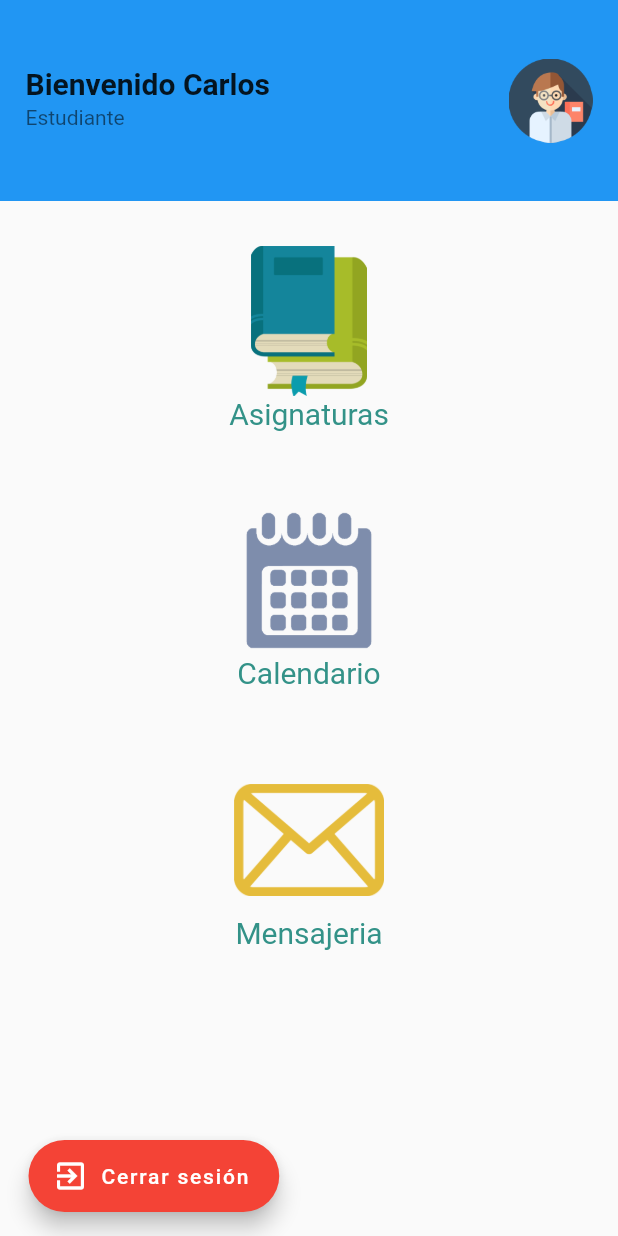
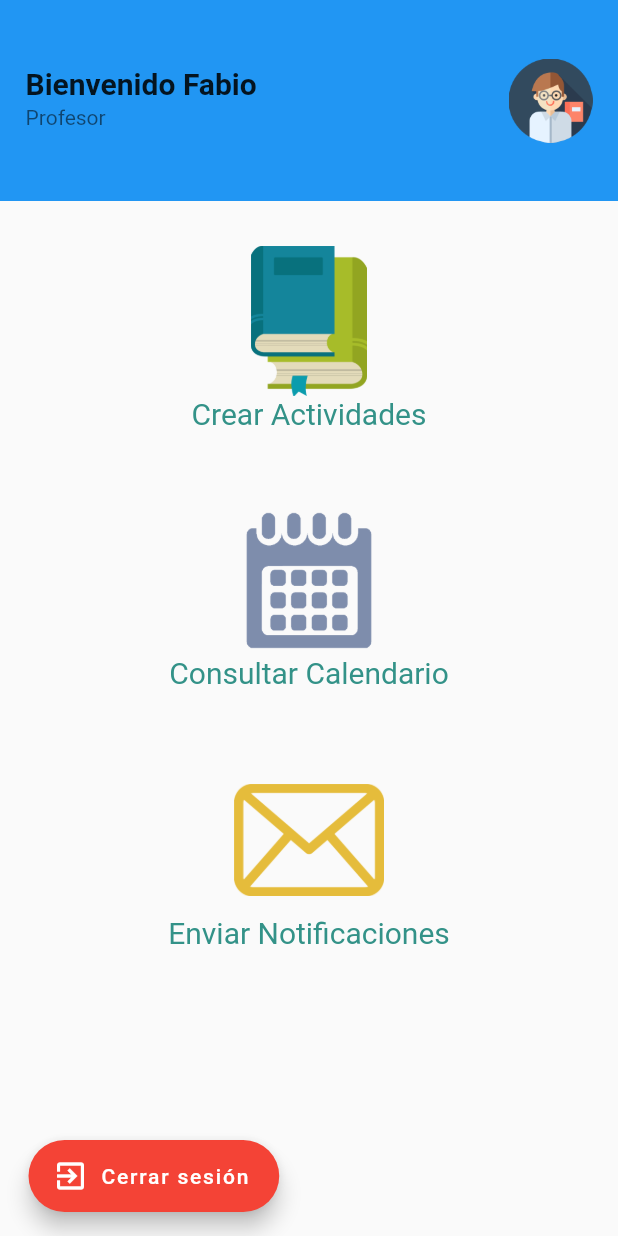
Before and after one commit to efernandez21/AcademicGradeFlutter, a Flutter app: the screen it shows after launch, after a tap on "Ingresar", on a phone screen of 412 x 824 dp. Run offline on Flutter 3.47's test engine with Material 2 defaults, Android fonts, the phone set to English and light mode, and no system bars; our stand-ins replace flutter_swiper.

Commit message:
Agregadas paginas de profesor y acudiente y trabajando en provider

```diff
--- a/lib/main.dart
+++ b/lib/main.dart
@@ -1,4 +1,3 @@
-import 'package:academic_grade/src/pages/calendario_page.dart';
 import 'package:flutter/material.dart';
 //Importaciones paginas
 import 'package:academic_grade/src/pages/home_page.dart';
@@ -6,6 +5,10 @@ import 'package:academic_grade/src/pages/user_page.dart';
 import 'package:academic_grade/src/pages/asignaturas_page.dart';
 import 'package:academic_grade/src/pages/buzon_page.dart';
 import 'package:academic_grade/src/pages/asignatura_page.dart';
+import 'package:academic_grade/src/pages/calendario_page.dart';
+import 'package:academic_grade/src/pages/profesor_page.dart';
+import 'package:academic_grade/src/pages/acudiente_page.dart';
+import 'package:academic_grade/src/pages/actividad_page.dart';
 
 void main() => runApp(MyApp());
 
@@ -23,6 +26,10 @@ class MyApp extends StatelessWidget {
         'calendario'     : (BuildContext context ) => CalendarioPage(),
         'mensajeria'     : (BuildContext context ) => BuzonPage(),
         'asignatura'     : (BuildContext context ) => AsignaturaPage(),
+        'profesor'       : (BuildContext context ) => ProfesorPage(),
+        'acudiente'      : (BuildContext context ) => AcudientePage(),
+        'actividad'      : (BuildContext context ) => ActividadPage(),
+
       },
       theme: ThemeData(
         //Muchos elementos toman sus colores del primaryColor tales como el appBar, el floatingActionButton, los botones en el cambio de seleccion, entre otros
--- a/lib/src/models/Actividad.dart
+++ b/lib/src/models/Actividad.dart
@@ -1,16 +1,36 @@
-import 'package:academic_grade/src/models/Asignatura.dart';
+// To parse this JSON data, do
+//
+//     final actividad = actividadFromJson(jsonString);
+import 'dart:convert';
+//convierte el json para procesarlo
+Actividad actividadFromJson(String str) => Actividad.fromJson(json.decode(str));
+//convierte el mapa para enviarselo a la base de datos
+String actividadToJson(Actividad data) => json.encode(data.toJson());
 
 class Actividad {
-  String descripcion;
-  String fechaEntrega;
-  Asignatura asignatura;
+    String idactividad;
+    String descripcion;
+    String fecha;
+    int idasignatura;
 
-  Actividad(String descripcion, String fechaEntrega,Asignatura asignatura) {
-    this.descripcion = descripcion;
-    this.fechaEntrega = fechaEntrega;
-    this.asignatura = asignatura;
-  }
-  String toString() {
-    return descripcion + " " + fechaEntrega + " " + asignatura.nombre;
-  }
+    Actividad({
+        this.idactividad,
+        this.descripcion,
+        this.fecha,
+        this.idasignatura,
+    });
+
+    factory Actividad.fromJson(Map<String, dynamic> json) => Actividad(
+        idactividad: json["idactividad"],
+        descripcion: json["descripcion"],
+        fecha: json["fecha"],
+        idasignatura: json["idasignatura"],
+    );
+
+    Map<String, dynamic> toJson() => {
+        "idactividad": idactividad,
+        "descripcion": descripcion,
+        "fecha": fecha,
+        "idasignatura": idasignatura,
+    };
 }
--- a/lib/src/pages/home_page.dart
+++ b/lib/src/pages/home_page.dart
@@ -10,7 +10,7 @@ class HomePage extends StatefulWidget {
 
 class _HomePageState extends State<HomePage> {
   //Propiedades de este stataful widget
-  String _opcionSeleccionada = 'Estudiante';
+  String _opcionSeleccionada = 'Profesor';
 
   List<String> _usuarios = ['Estudiante', 'Profesor','Acudiente'];
 
@@ -80,7 +80,10 @@ class _HomePageState extends State<HomePage> {
       color: Theme.of(context).primaryColor,
       textColor: Colors.white,
       onPressed: () {
-        Navigator.pushReplacementNamed(context, 'user',arguments: _opcionSeleccionada);
+        //Nos redirigira a la pagina seleccionada en este caso si es un profesor o es un estudiante
+        print(_opcionSeleccionada.toLowerCase());
+        // Navigator.pushNamed(context, _opcionSeleccionada.toLowerCase());
+        Navigator.pushReplacementNamed(context, _opcionSeleccionada.toLowerCase(),arguments: _opcionSeleccionada);
       },
     );
   }
--- /dev/null
+++ b/lib/src/pages/profesor_page.dart
@@ -0,0 +1,165 @@
+import 'package:flutter/material.dart';
+
+class ProfesorPage extends StatelessWidget {
+
+
+  @override
+  Widget build(BuildContext context) {
+    final String _usuario = ModalRoute.of(context).settings.arguments;
+
+    return Scaffold(
+      body: SafeArea(
+        child: SingleChildScrollView(
+          //Columna general
+          child: Column(
+            children: <Widget>[
+              // SizedBox(height: 20.0),
+              //Contenedor de la parte principal de un appbar
+              Container(
+                  padding: EdgeInsets.symmetric(vertical: 30.0),
+                  decoration:
+                      BoxDecoration(
+                        border: Border.all(
+                          color: Colors.blue
+                        ),
+                        color: Colors.blue
+                      ),
+                  child: ListTile(
+                    title: Text(
+                      'Bienvenido Fabio',
+                      style:
+                          TextStyle(fontSize: 20.0, fontWeight: FontWeight.bold),
+                    ),
+                    subtitle: Text(_usuario),
+                    trailing:
+                        Image(
+                          image: AssetImage('assets/img/profesor1.png')
+                        ),
+                    onTap: () {
+                      Navigator.pop(context);
+                    },
+                  )
+              ),
+              //Contenedor de la columna de opciones
+              _opcionesMenu(context),
+
+            ],
+          ),
+        ),
+      ),
+      floatingActionButton: _crearBotonFloat(context),
+    );
+  }
+  //Otros Widgets
+  Widget _crearAppbar(String _usuario){
+    //Creamos una SliverAppBar que trabajara con el scroll que se haya realizado en pantalla
+    //pinned en true permite que la barra se mantenga visible cuando se haga el scroll
+    //flexibleSpace es un widget que se adaptara a la SliverAppBar
+    return SliverAppBar(
+      elevation: 2.0,
+      actions: <Widget>[
+        //Fila para
+        Row(
+          crossAxisAlignment: CrossAxisAlignment.center,
+          children: <Widget>[
+            SizedBox(height: 50.0),
+            Container(
+              padding: EdgeInsets.only(right: 15.0, top: 5.0),
+              child: Image(
+                image: AssetImage('assets/img/profesor1.png')
+              ),
+            )
+          ],
+        ),
+      ],
+      expandedHeight: 150.0,
+      floating: false,
+      pinned: true,
+      flexibleSpace: FlexibleSpaceBar(
+        centerTitle: false,
+        title: Column(
+          children: <Widget>[
+            Text(
+              'Bienvenido  Carlos',
+              style: TextStyle(color: Color.fromRGBO(0, 102, 102, 1.0), fontSize: 18.0),
+            ),
+            Text(_usuario)
+          ],
+        ),
+        //El background es un gradiente
+        background: Container(
+          decoration: BoxDecoration(
+            gradient: LinearGradient(
+              colors: <Color> [
+                Color.fromRGBO(51, 204, 204, 0.5),
+                Color.fromRGBO(0, 204, 204, 1.0)
+              ]
+            )
+          ),
+        )
+      ),
+    );
+  }
+  Widget _crearBotonFloat(context){
+    return Row(
+      children: <Widget>[
+        SizedBox(width: 35.0,),
+        FloatingActionButton.extended(
+          label: Text('Cerrar sesión'),
+          icon: Icon(Icons.exit_to_app),
+          backgroundColor: Colors.red,
+          onPressed: () {
+            //Volver al inicio
+            Navigator.pushReplacementNamed(context, 'home');
+          },
+        )
+      ],
+    );
+  }
+
+  Widget _opcionesMenu(BuildContext context){
+    //Contiene la lista de las opciones del menu
+    return Container(
+      child: Column(
+        children: <Widget>[
+          SizedBox(height: 10.0,),
+          //Primera opcion
+          _opcionMenu('assets/img/libro.png','Crear Actividades', 'actividad',context),
+          SizedBox(height: 10.0,),
+          _opcionMenu('assets/img/calendario.png','Consultar Calendario', 'calendario',context),
+          SizedBox(height: 10.0,),
+          _opcionMenu('assets/img/mensaje.png','Enviar Notificaciones', 'mensajeria',context),
+        ],
+      ),
+    );
+  }
+  Widget _opcionMenu(String rutaImagen, String texto, String ruta,BuildContext context) {
+    return GestureDetector(
+      onTap: () {
+        //Navegando por las demas pantallas
+        Navigator.pushNamed(context, ruta);
+      },
+      child: Container(
+        padding: EdgeInsets.all(20.0),
+        child: Column(
+          mainAxisAlignment: MainAxisAlignment.spaceBetween,
+          children: <Widget>[
+            Image(
+              image: AssetImage(rutaImagen),
+              height: 100.0,
+              width: 100.0,
+            ),
+            Text(
+              texto,
+              style: TextStyle(
+                fontSize: 20.0,
+                color: Color.fromRGBO(51, 146, 136, 1.0)
+              ),
+
+            ),
+          ],
+        ),
+      ),
+    );
+  }
+}
```
Also changed, not shown: lib/src/models/main.dart (+10 -10 lines), lib/src/pages/actividad_page.dart (added, +186 -0 lines), lib/src/pages/acudiente_page.dart (added, +164 -0 lines), lib/src/providers/actividades_provider.dart (added, +11 -0 lines), lib/src/providers/conexionBD.dart (added, +11 -0 lines), assets/img/no-image.png (added).
